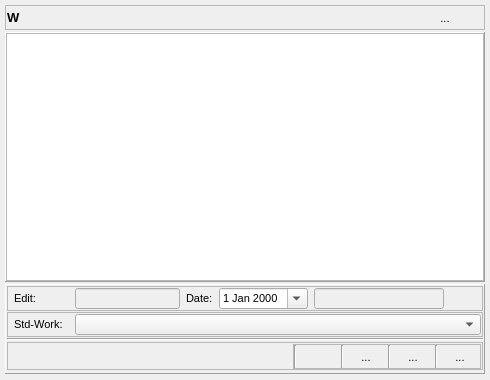
The window that day_popup.ui (Tria-Andy/WorkoutEditor) describes before a commit, drawn with Qt 5.
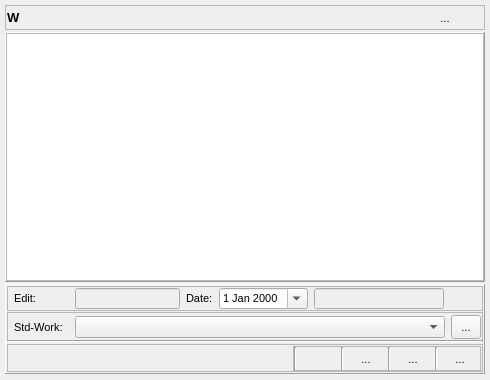
The same window after the commit. Icons and pictures are not drawn.

Commit message: Show assigned Std-Workout if set in ComboBox

Diff of the .ui file:
```diff
--- a/day_popup.ui
+++ b/day_popup.ui
@@ -422,13 +422,13 @@
         <property name="minimumSize">
          <size>
           <width>0</width>
-          <height>25</height>
+          <height>30</height>
          </size>
         </property>
         <property name="maximumSize">
          <size>
           <width>16777215</width>
-          <height>25</height>
+          <height>30</height>
          </size>
         </property>
         <property name="frameShape">
@@ -437,7 +437,7 @@
         <property name="frameShadow">
          <enum>QFrame::Raised</enum>
         </property>
-        <layout class="QFormLayout" name="formLayout">
+        <layout class="QGridLayout" name="gridLayout">
          <property name="leftMargin">
           <number>6</number>
          </property>
@@ -458,6 +458,12 @@
              <height>0</height>
             </size>
            </property>
+           <property name="maximumSize">
+            <size>
+             <width>55</width>
+             <height>16777215</height>
+            </size>
+           </property>
            <property name="text">
             <string>Std-Work:</string>
            </property>
@@ -470,6 +476,29 @@
            </property>
           </widget>
          </item>
+         <item row="0" column="2">
+          <widget class="QToolButton" name="toolButton_stdApply">
+           <property name="minimumSize">
+            <size>
+             <width>30</width>
+             <height>24</height>
+            </size>
+           </property>
+           <property name="maximumSize">
+            <size>
+             <width>30</width>
+             <height>24</height>
+            </size>
+           </property>
+           <property name="text">
+            <string>...</string>
+           </property>
+           <property name="icon">
+            <iconset resource="resources.qrc">
+             <normaloff>:/images/icons/Update.png</normaloff>:/images/icons/Update.png</iconset>
+           </property>
+          </widget>
+         </item>
         </layout>
        </widget>
       </item>
```
The commit also changes 3 other files.
